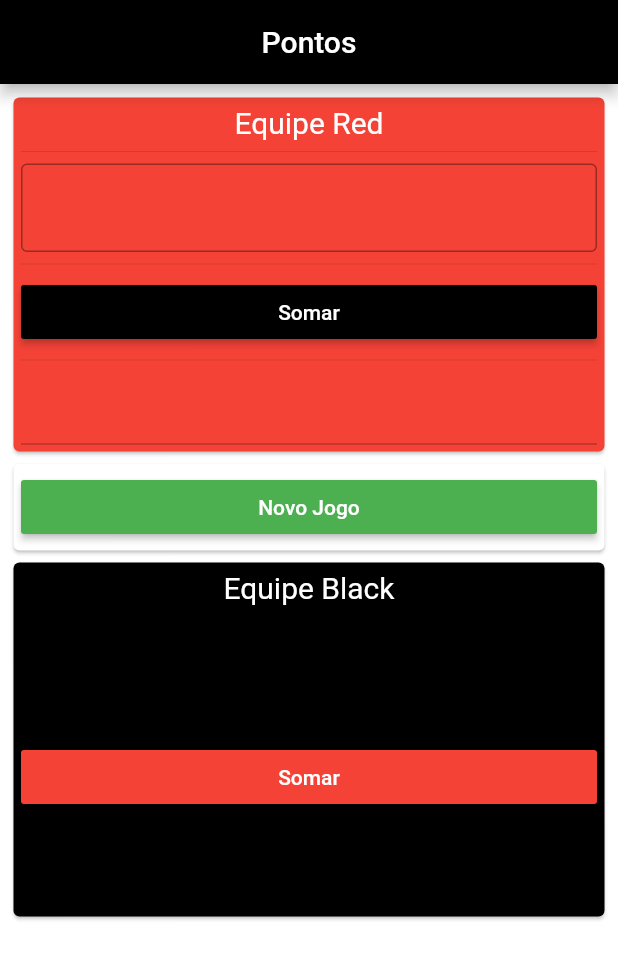
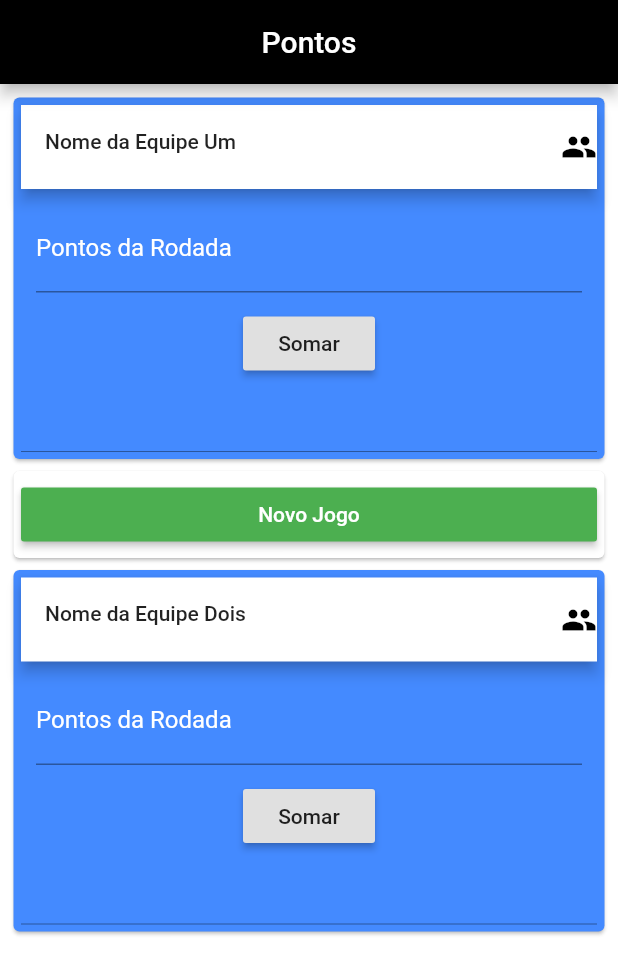
Before and after one commit to Bartcelo/Flutter, a Flutter app: the screen it shows after launch, on a phone screen of 412 x 824 dp. Shown: the top 974 px of the screen. Run offline on Flutter 3.47's test engine with Material 2 defaults, Android fonts, the phone set to English and light mode, and no system bars.

Commit message:
Foram feitas atualizações mas o metodo de soma ainda não foi corrigido

```diff
--- a/marcarjogo/lib/Telas/tela.dart
+++ b/marcarjogo/lib/Telas/tela.dart
@@ -11,35 +11,96 @@ class _HomePageState extends State<HomePage> {
   TextEditingController totalRed = TextEditingController();
   TextEditingController totalBlack = TextEditingController();
 
-  void _novojogo (){
+  TextEditingController nomedaequipe = TextEditingController();
+  TextEditingController nomedaequipedois = TextEditingController();
+
+  String nomeequipe = 'Nome da Equipe Um';
+  String nomeequipedois = 'Nome da Equipe Dois';
+
+  void _novojogo() {
+    setState(() {
+
       equipered.text = '';
       equipeblack.text = '';
       totalRed.text = '';
       totalBlack.text = '';
+      nomeequipe = 'Nome da Equipe Um';
+      nomeequipedois = 'Nome da Equipe Dois';
+
+    });
+
   }
-
-
 
 //  o metodo abaixo faz a soma dos valores da equipe  vermelha
   // nesse metodo preciso somar o valor que foifeito nessa rodada com o da proxima.
 
-
-  void _somarRed(){
-
+  void _somarRed() {
     totalRed.text = null;
 
     setState(() {
-
       double um = double.parse(equipered.text);
       double dois = double.parse(totalRed.text);
 
       double soma = um + dois;
 
       totalRed.text = "$soma";
-
     });
   }
 // ----------------------------------------------------------------------------------
+
+  void nomeEquipe() {
+    showDialog(
+        context: context,
+        child: SimpleDialog(
+          title: Text('Digite o nome da equipe'),
+          children: <Widget>[
+            TextFormField(
+              decoration: InputDecoration(
+                  labelText: 'Nome da equipw',
+                  hintText: 'Digite o nome da equipe'),
+              controller: nomedaequipe,
+            ),
+            RaisedButton(
+              child: Text('ok'),
+              onPressed: () {
+                setState(() {
+                  nomeequipe = nomedaequipe.text;
+                  Navigator.of(context).pop(true);
+                });
+              },
+            )
+          ],
+        ));
+  }
+
+
+  void nomeEquipedois() {
+    showDialog(
+        context: context,
+        child: SimpleDialog(
+          title: Text('Digite o nome da equipe'),
+          children: <Widget>[
+            TextFormField(
+              decoration: InputDecoration(
+                  labelText: 'Nome da equipw',
+                  hintText: 'Digite o nome da equipe'),
+              controller: nomedaequipedois,
+            ),
+            RaisedButton(
+              child: Text('ok'),
+              onPressed: () {
+                setState(() {
+                  nomeequipedois = nomedaequipedois.text;
+                  Navigator.of(context).pop(true);
+                });
+              },
+            )
+          ],
+        ));
+  }
+
+
+
 
 
   @override
@@ -59,49 +120,44 @@ class _HomePageState extends State<HomePage> {
               children: <Widget>[
                 Center(
                   child: Card(
-                    color: Colors.red,
+                    color: Colors.blueAccent,
                     child: Container(
                       padding: new EdgeInsets.all(05.0),
                       child: Column(
-                        mainAxisAlignment: MainAxisAlignment.center,
+                        mainAxisSize: MainAxisSize.min,
                         children: <Widget>[
-                          Text(
-                            "Equipe Red",
-                            style:
-                                TextStyle(color: Colors.white, fontSize: 20.0),
+                          AppBar(
+                            flexibleSpace: FlatButton(
+                              child: Text(nomeequipe),
+                              onPressed: nomeEquipe,
                             ),
-                          Divider(),
-                          TextField(
+                            actions: <Widget>[Icon(Icons.people)],
+                          ),
+                          Padding(
+                            padding: EdgeInsets.all(10.0),
+                            child: TextFormField(
                               keyboardType: TextInputType.number,
-                            decoration: InputDecoration(border: OutlineInputBorder()),
-                            style: TextStyle(color: Colors.white),
+                              decoration: InputDecoration(
+                                  labelText: 'Pontos da Rodada',
+                                  hintText: 'Digite os pontos da Rodada'),
                               controller: equipered,
                             ),
-                          Divider(),
-                          Row(
-                            children: <Widget>[
-                              Expanded(
-                                child: Container(
+                          ),
+                          Container(
                             child: RaisedButton(
                               onPressed: _somarRed,
                               child: Text(
                                 "Somar",
-                                      style: TextStyle(color: Colors.white),
+                                //style: TextStyle(color: Colors.white),
                               ),
-                                    color: Colors.black,
+                              //color: Colors.black,
                             ),
                           ),
-                              ),
-                            ],
-                          ),
-                          Divider(),
                           TextField(
                             enabled: false,
                             style: TextStyle(color: Colors.white),
-                              controller:totalRed,
-
+                            controller: totalRed,
                           ),
-
                         ],
                       ),
                     ),
@@ -130,7 +186,6 @@ class _HomePageState extends State<HomePage> {
                               ),
                             ],
                           ),
-
                         ],
                       ),
                     ),
@@ -138,46 +193,43 @@ class _HomePageState extends State<HomePage> {
                 ),
                 Center(
                   child: Card(
-                    color: Colors.black,
+                    color: Colors.blueAccent,
                     child: Container(
                       padding: new EdgeInsets.all(05.0),
                       child: Column(
-                        mainAxisAlignment: MainAxisAlignment.center,
+                        mainAxisSize: MainAxisSize.min,
                         children: <Widget>[
-                          Text(
-                            "Equipe Black",
-                            style:
-                                TextStyle(color: Colors.white, fontSize: 20.0),
+                          AppBar(
+                            flexibleSpace: FlatButton(
+                              child: Text(nomeequipedois),
+                              onPressed:nomeEquipedois,
                             ),
-                          Divider(),
-                          TextField(
+                            actions: <Widget>[Icon(Icons.people)],
+                          ),
+                          Padding(
+                            padding: EdgeInsets.all(10.0),
+                            child: TextFormField(
                               keyboardType: TextInputType.number,
-                            decoration: InputDecoration(border: OutlineInputBorder()),
-                            style: TextStyle(color: Colors.white),
-                            controller: equipeblack,
+                              decoration: InputDecoration(
+                                  labelText: 'Pontos da Rodada',
+                                  hintText: 'Digite os pontos da Rodada'),
+                              controller: equipered,
                             ),
-                          Divider(),
-                          Row(
-                            children: <Widget>[
-                              Expanded(
-                                child: Container(
+                          ),
+                          Container(
                             child: RaisedButton(
-                                    onPressed: () {},
+                              onPressed: _somarRed,
                               child: Text(
                                 "Somar",
-                                      style: TextStyle(color: Colors.white),
+                                //style: TextStyle(color: Colors.white),
                               ),
-                                    color: Colors.red,
+                              //color: Colors.black,
                             ),
                           ),
-                              ),
-                            ],
-                          ),
-                          Divider(),
                           TextField(
                             enabled: false,
-                            controller:totalBlack,
-
+                            style: TextStyle(color: Colors.white),
+                            controller: totalRed,
                           ),
                         ],
                       ),
```
Lines whose indentation alone changed are shown as unchanged.
